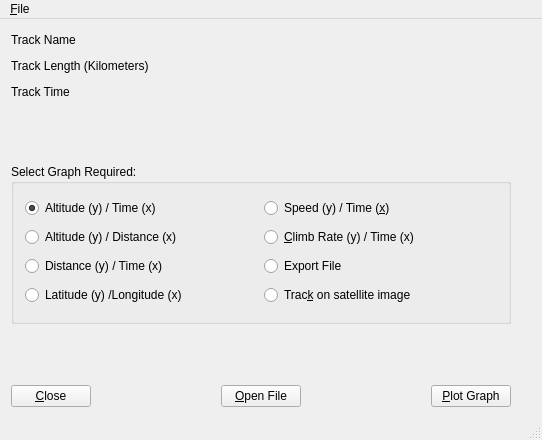
The window that frm/gpsplot.ui (johcarsmi/gpsplot) describes before a commit, drawn with Qt 5.
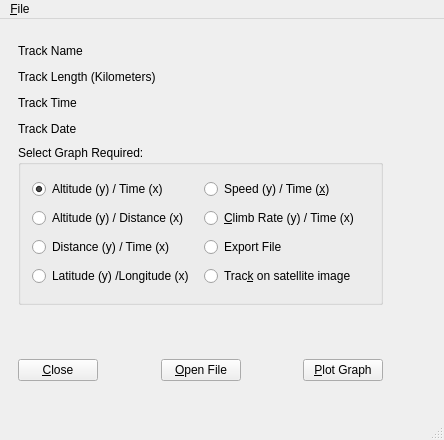
The same window after the commit. Icons and pictures are not drawn.

What changed in the file:
```diff
--- a/frm/gpsplot.ui
+++ b/frm/gpsplot.ui
@@ -6,7 +6,7 @@
    <rect>
     <x>0</x>
     <y>0</y>
-    <width>542</width>
+    <width>444</width>
     <height>440</height>
    </rect>
   </property>
@@ -18,8 +18,17 @@
     <normaloff>:/misc/gpsplot.png</normaloff>:/misc/gpsplot.png</iconset>
   </property>
   <widget class="QWidget" name="centralWidget">
+   <widget class="QWidget" name="">
+    <property name="geometry">
+     <rect>
+      <x>7</x>
+      <y>11</y>
+      <width>407</width>
+      <height>362</height>
+     </rect>
+    </property>
    <layout class="QGridLayout" name="gridLayout_2">
-    <item row="0" column="0">
+     <item row="0" column="0" colspan="2">
      <layout class="QHBoxLayout" name="hlName">
       <item>
        <widget class="QLabel" name="lblTrack">
@@ -62,7 +71,7 @@
       </item>
      </layout>
     </item>
-    <item row="1" column="0">
+     <item row="1" column="0" colspan="2">
      <layout class="QHBoxLayout" name="hlLength">
       <item>
        <widget class="QLabel" name="lblTrackLength">
@@ -154,7 +163,7 @@
       </item>
      </layout>
     </item>
-    <item row="3" column="1">
+     <item row="2" column="2" rowspan="2">
      <spacer name="vs0">
       <property name="orientation">
        <enum>Qt::Vertical</enum>
@@ -167,7 +176,56 @@
       </property>
      </spacer>
     </item>
-    <item row="4" column="0">
+     <item row="3" column="0">
+      <layout class="QHBoxLayout" name="hlDate">
+       <item>
+        <widget class="QLabel" name="lblTrack_Date">
+         <property name="minimumSize">
+          <size>
+           <width>70</width>
+           <height>20</height>
+          </size>
+         </property>
+         <property name="maximumSize">
+          <size>
+           <width>70</width>
+           <height>16777215</height>
+          </size>
+         </property>
+         <property name="text">
+          <string>Track Date</string>
+         </property>
+        </widget>
+       </item>
+       <item>
+        <widget class="QLabel" name="dspTrackDate">
+         <property name="minimumSize">
+          <size>
+           <width>50</width>
+           <height>0</height>
+          </size>
+         </property>
+         <property name="text">
+          <string/>
+         </property>
+        </widget>
+       </item>
+       <item>
+        <spacer name="hsDate">
+         <property name="orientation">
+          <enum>Qt::Horizontal</enum>
+         </property>
+         <property name="sizeHint" stdset="0">
+          <size>
+           <width>40</width>
+           <height>20</height>
+          </size>
+         </property>
+        </spacer>
+       </item>
+      </layout>
+     </item>
+     <item row="4" column="0" colspan="2">
      <widget class="QGroupBox" name="gbPlotSelect">
       <property name="minimumSize">
        <size>
@@ -244,7 +302,7 @@
       </layout>
      </widget>
     </item>
-    <item row="5" column="0">
+     <item row="5" column="1">
      <spacer name="vs1">
       <property name="orientation">
        <enum>Qt::Vertical</enum>
@@ -257,7 +315,7 @@
       </property>
      </spacer>
     </item>
-    <item row="6" column="0">
+     <item row="6" column="0" colspan="2">
      <layout class="QHBoxLayout" name="hlButtons">
       <item>
        <widget class="QPushButton" name="pbClose">
@@ -340,13 +398,14 @@
     </item>
    </layout>
   </widget>
+  </widget>
   <widget class="QMenuBar" name="menuBar">
    <property name="geometry">
     <rect>
      <x>0</x>
      <y>0</y>
-     <width>542</width>
-     <height>27</height>
+     <width>444</width>
+     <height>30</height>
     </rect>
    </property>
    <widget class="QMenu" name="menuFile">
```
Lines whose indentation alone changed are shown as unchanged.
